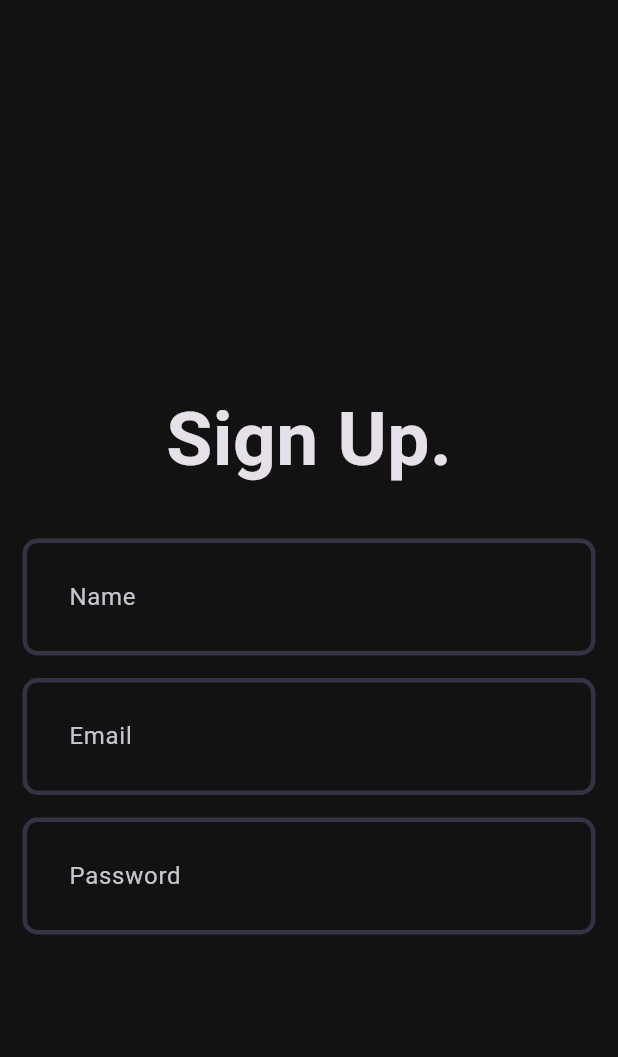
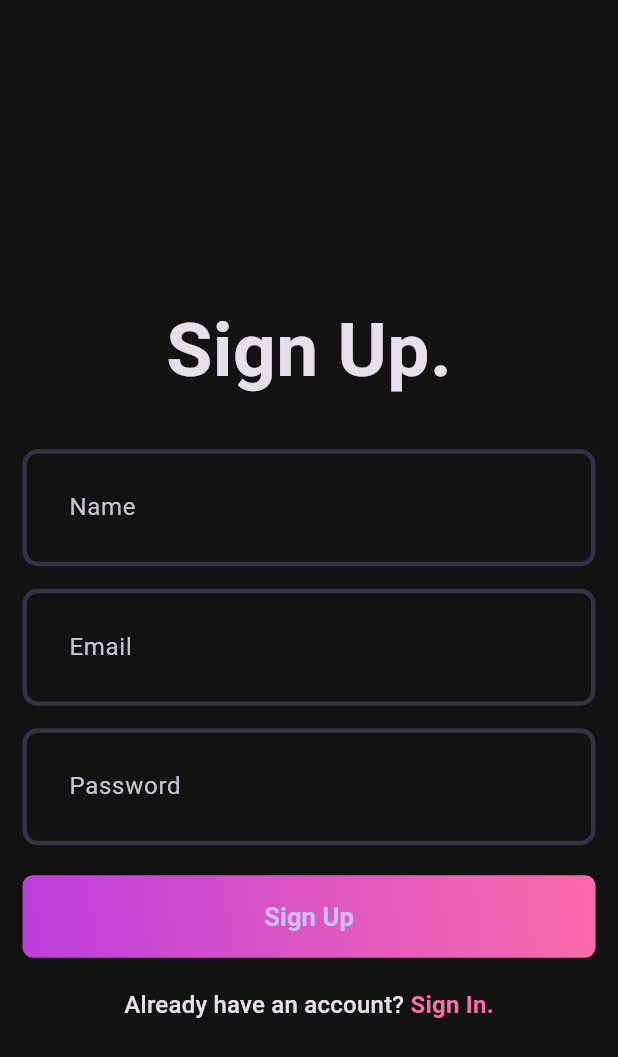
Before and after one commit to VivekBhand/SpotifyClone, a Flutter app: the screen it shows after launch, on a phone screen of 412 x 824 dp. Shown: the top 1057 px of the screen. Run offline on Flutter 3.47's test engine with Material 3 defaults, Android fonts, the phone set to English and light mode, and no system bars.

Commit message:
Completed sign up page

```diff
--- a/spotify_app/lib/auth/view/pages/signup_page.dart
+++ b/spotify_app/lib/auth/view/pages/signup_page.dart
@@ -1,48 +1,67 @@
 import 'package:flutter/material.dart';
+import 'package:spotify_app/auth/view/widgets/auth_gradient_button.dart';
 import 'package:spotify_app/auth/view/widgets/custom_field.dart';
+
+import '../../../core/theme/app_pallete.dart';
 
 class SignupPage extends StatefulWidget {
   const SignupPage({super.key});
 
   @override
   State<SignupPage> createState() => _SignupPageState();
-
 }
 
-class _SignupPageState extends State<SignupPage>{
+class _SignupPageState extends State<SignupPage> {
   @override
   Widget build(BuildContext context) {
     return Scaffold(
       appBar: AppBar(),
-      body: const Padding(
-        padding: EdgeInsets.all(15.0),
+      body: Padding(
+        padding: const EdgeInsets.all(15.0),
         child: Column(
           mainAxisAlignment: MainAxisAlignment.center,
           children: [
-            Text(
+            const Text(
               'Sign Up.',
-              style: TextStyle(
-                fontSize: 50,
-                fontWeight: FontWeight.bold
+              style: TextStyle(fontSize: 50, fontWeight: FontWeight.bold),
+            ),
+            const SizedBox(height: 30),
+            const CustomField(
+              HintText: 'Name',
+            ),
+            const SizedBox(height: 15),
+            const CustomField(
+              HintText: 'Email',
+            ),
+            const SizedBox(height: 15),
+            const CustomField(
+              HintText: 'Password',
+            ),
+            const SizedBox(
+              height: 20,
+            ),
+            const AuthGradientButton(buttonText: 'Sign Up'),
+            const SizedBox(
+              height: 20,
+            ),
+            RichText(
+              text: TextSpan(
+                text: 'Already have an account? ',
+                style: Theme.of(context).textTheme.titleMedium,
+                children: const [
+                  TextSpan(
+                    text: 'Sign In.',
+                    style: TextStyle(
+                      color: Pallete.gradient2,
+                      fontWeight: FontWeight.bold,
+                    )
+                  ),
+                ],
               ),
             ),
-            SizedBox(height : 30),
-            CustomField(
-              HintText: 'Name',
-            ),
-            SizedBox(height : 15),
-            CustomField(
-              HintText: 'Email',
-            ),
-            SizedBox(height : 15),
-            CustomField(
-              HintText: 'Password',
-            ),
-
           ],
         ),
       ),
     );
   }
-
 }
--- /dev/null
+++ b/spotify_app/lib/auth/view/widgets/auth_gradient_button.dart
@@ -0,0 +1,36 @@
+import 'package:flutter/material.dart';
+import 'package:spotify_app/core/theme/app_pallete.dart';
+
+class AuthGradientButton extends StatelessWidget {
+  final String buttonText;
+  const AuthGradientButton({super.key, required this.buttonText});
+
+  @override
+  Widget build(BuildContext context) {
+    return Container(
+      decoration: BoxDecoration(
+        gradient: const LinearGradient(
+          colors: [
+            Pallete.gradient1,
+            Pallete.gradient2
+          ],
+          begin: Alignment.bottomLeft,
+          end: Alignment.topRight,
+        ),
+        borderRadius: BorderRadius.circular(7),
+      ),
+      child: ElevatedButton(
+        onPressed: () {},
+        style: ElevatedButton.styleFrom(
+          backgroundColor: Pallete.transparentColor,
+          shadowColor: Pallete.transparentColor,
+          fixedSize: const Size(395, 55),
+        ),
+        child: Text(
+          buttonText,
+          style: const TextStyle(fontSize: 17, fontWeight: FontWeight.w600),
+        ),
+      ),
+    );
+  }
+}
--- a/spotify_app/lib/core/theme/theme.dart
+++ b/spotify_app/lib/core/theme/theme.dart
@@ -2,24 +2,21 @@ import 'package:flutter/material.dart';
 import 'package:spotify_app/core/theme/app_pallete.dart';
 
 class AppTheme {
+  static OutlineInputBorder _border(Color color) => OutlineInputBorder(
+      borderSide: BorderSide(
+        color: color,
+        width: 3,
+      ),
+      borderRadius: BorderRadius.circular(10)
+  );
+
   static final darkThemeMode = ThemeData.dark().copyWith(
-      scaffoldBackgroundColor: Pallete.backgroundColor,
-      appBarTheme: const AppBarTheme(backgroundColor: Pallete.backgroundColor),
-      inputDecorationTheme: InputDecorationTheme(
-        contentPadding: const EdgeInsets.all(27),
-        enabledBorder: OutlineInputBorder(
-          borderSide: const BorderSide(
-            color: Pallete.borderColor,
-            width: 3,
-          ),
-          borderRadius: BorderRadius.circular(10)
-        ),
-        focusedBorder: OutlineInputBorder(
-            borderSide: const BorderSide(
-              color: Pallete.gradient2,
-              width: 3,
-            ),
-            borderRadius: BorderRadius.circular(10)
-        ),
-      ));
+    scaffoldBackgroundColor: Pallete.backgroundColor,
+    appBarTheme: const AppBarTheme(backgroundColor: Pallete.backgroundColor),
+    inputDecorationTheme: InputDecorationTheme(
+      contentPadding: const EdgeInsets.all(27),
+      enabledBorder: _border(Pallete.borderColor),
+      focusedBorder: _border(Pallete.gradient2),
+    ),
+  );
 }
```
